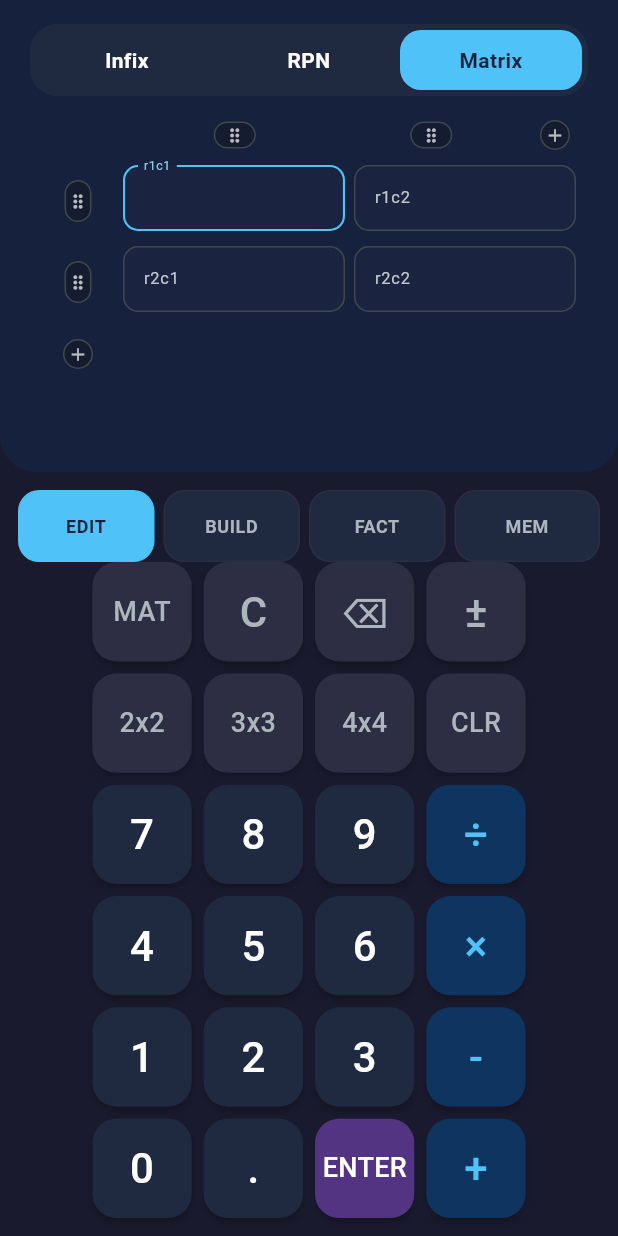
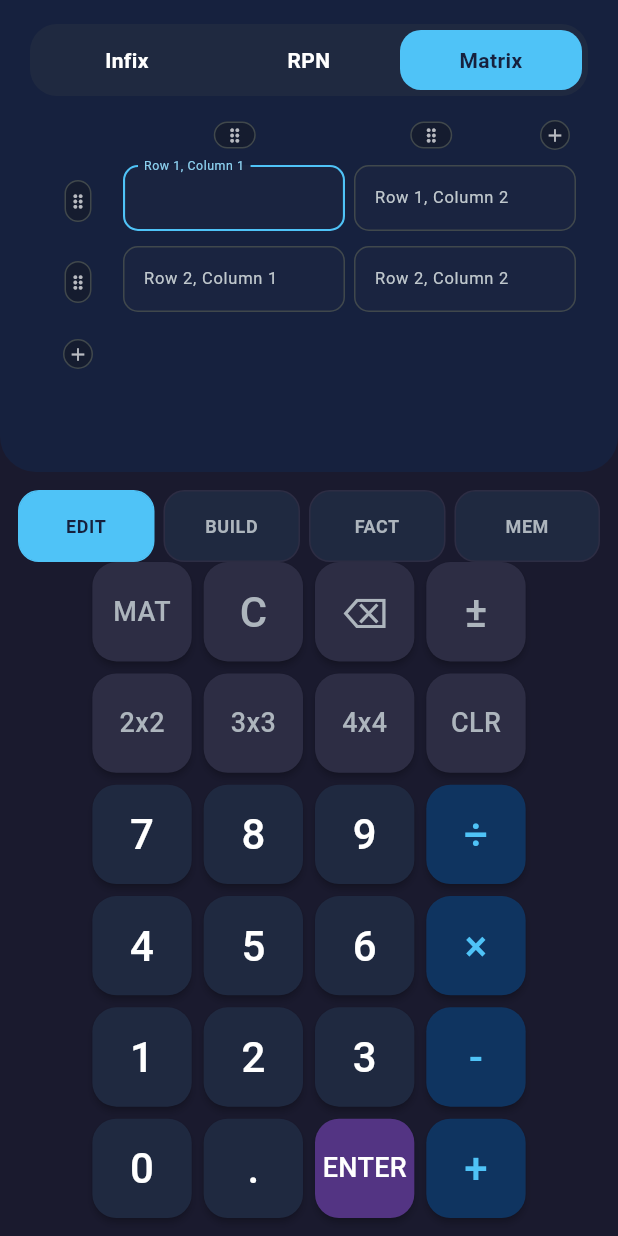
Before and after one commit to ccisnedev/calculatrix, a Flutter app: the screen it shows after launch, after a tap on "RPN", after a tap on "Matrix", on a phone screen of 412 x 824 dp. Run offline on Flutter 3.47's test engine with Material 3 defaults, Android fonts, the phone set to English and light mode, and no system bars.

Commit message:
v0.5.1: accessibility audit and semantic corrections
- Add excludeSemantics to all keypad buttons preventing double-announcement
- Add excludeSemantics to mode buttons (Infix/RPN/Matrix)
- Add descriptive semantic labels to all function buttons (RREF, DIAG, COF,
  ADJ, TR, RANK, NORM, SNORM, DOT, CROSS)
- Add descriptive labels to deck selector tabs via _deckDescription()
- Add tooltips to matrix editor row/column drag handles and add buttons
- Expand matrix cell labels from 'r1c1' to 'Row 1, Column 1'
- Wrap RPN X0 register in descriptive Semantics container
- Add liveRegion to expression, display value, and RPN entry register
- Add accessibility_semantics_test.dart (8 tests)
- 138 widget tests passing, 38 integration tests passing, zero analysis issues

```diff
--- a/code/app/lib/modules/calc/view.dart
+++ b/code/app/lib/modules/calc/view.dart
@@ -338,6 +338,7 @@ class _CalculatorViewState extends State<CalculatorView> {
       crossAxisAlignment: CrossAxisAlignment.end,
       children: [
         Semantics(
+          liveRegion: true,
           label: 'Expression: ${_controller.expression}',
           child: SingleChildScrollView(
             scrollDirection: Axis.horizontal,
@@ -423,21 +424,28 @@ class _CalculatorViewState extends State<CalculatorView> {
   }
 
   Widget _buildPrimaryRpnStackCard() {
-    return Column(
+    return Semantics(
+      container: true,
+      liveRegion: true,
+      label: 'Entry register X0',
+      child: Column(
         mainAxisSize: MainAxisSize.min,
         crossAxisAlignment: CrossAxisAlignment.stretch,
         children: [
-        const Text(
+          ExcludeSemantics(
+            child: Text(
               'X0',
-          style: TextStyle(
+              style: const TextStyle(
                 color: Color(0xFF4FC3F7),
                 fontWeight: FontWeight.w700,
                 fontFamily: 'monospace',
               ),
             ),
+          ),
           const SizedBox(height: 8),
           _buildDisplayValue(fontSize: 28),
         ],
+      ),
     );
   }
 
@@ -488,6 +496,7 @@ class _CalculatorViewState extends State<CalculatorView> {
       return Align(
         alignment: Alignment.centerRight,
         child: Semantics(
+          liveRegion: true,
           label: 'Display: ${_controller.display}',
           child: SingleChildScrollView(
             scrollDirection: Axis.horizontal,
@@ -520,6 +529,7 @@ class _CalculatorViewState extends State<CalculatorView> {
         return Align(
           alignment: Alignment.centerRight,
           child: Semantics(
+            liveRegion: true,
             label:
                 'Display: $semanticValue. Matrix ${matrix.rowCount} by ${matrix.columnCount}',
             child: SingleChildScrollView(
@@ -608,6 +618,8 @@ class _CalculatorViewState extends State<CalculatorView> {
               child: Semantics(
                 button: true,
                 selected: decks[index].label == activeDeckLabel,
+                label: '${_deckDescription(decks[index].label)} deck',
+                excludeSemantics: true,
                 child: GestureDetector(
                   onTap: () => _selectDeck(decks[index].label),
                   child: AnimatedContainer(
@@ -697,7 +709,11 @@ class _CalculatorViewState extends State<CalculatorView> {
   Widget _buildButton(_ButtonDef btn, double keySize) {
     final colors = _getButtonColors(btn.category);
     final semanticName = _semanticLabel(btn.label);
-    return SizedBox.square(
+    return Semantics(
+      button: true,
+      label: semanticName,
+      excludeSemantics: true,
+      child: SizedBox.square(
         dimension: keySize,
         child: Tooltip(
           message: semanticName,
@@ -724,6 +740,7 @@ class _CalculatorViewState extends State<CalculatorView> {
             ),
           ),
         ),
+      ),
     );
   }
 
@@ -808,6 +825,7 @@ class _CalculatorViewState extends State<CalculatorView> {
       label: '$label mode',
       button: true,
       selected: selected,
+      excludeSemantics: true,
       child: GestureDetector(
         onTap: () => _activateMode(mode),
         child: AnimatedContainer(
@@ -1035,8 +1053,18 @@ class _CalculatorViewState extends State<CalculatorView> {
       'INV' => 'Invert top matrix',
       'DET' => 'Determinant of top matrix',
       'EIG' => 'Eigenvalues of top matrix',
+      'DIAG' => 'Diagonalize top matrix',
       'LU' => 'LU decomposition of top matrix',
       'QR' => 'QR decomposition of top matrix',
+      'RREF' => 'Reduced Row Echelon Form',
+      'SNORM' => 'Spectral norm of top matrix',
+      'TR' => 'Trace of top matrix',
+      'RANK' => 'Rank of top matrix',
+      'NORM' => 'Frobenius norm of top matrix',
+      'COF' => 'Cofactor matrix of top matrix',
+      'ADJ' => 'Adjugate of top matrix',
+      'DOT' => 'Dot product of top two vectors',
+      'CROSS' => 'Cross product of top two vectors',
       'NEG' => 'Negate top matrix',
       'ZEROS' => 'Fill zeros like top matrix',
       'ONES' => 'Fill ones like top matrix',
@@ -1055,6 +1083,21 @@ class _CalculatorViewState extends State<CalculatorView> {
       'MR' => 'Memory recall',
       'M+' => 'Memory add',
       'M-' => 'Memory subtract',
+      _ => label,
+    };
+  }
+
+  String _deckDescription(String label) {
+    return switch (label) {
+      'MAIN' => 'Main functions',
+      'MEM' => 'Memory operations',
+      'STACK' => 'Stack operations',
+      'MATRIX' => 'Matrix operations',
+      'FACT' => 'Factorizations',
+      'PROP' => 'Properties',
+      'VEC' => 'Vector operations',
+      'EDIT' => 'Edit matrix',
+      'BUILD' => 'Build matrix',
       _ => label,
     };
   }
@@ -1557,6 +1600,7 @@ class _MatrixEditorDialogState extends State<_MatrixEditorDialog> {
               height: _matrixRowHandleHeight,
               child: IconButton(
                 key: ValueKey<String>('matrix-row-tab-$row'),
+                tooltip: 'Row ${row + 1}, drag to reorder',
                 padding: EdgeInsets.zero,
                 constraints: const BoxConstraints.expand(),
                 style: IconButton.styleFrom(
@@ -1603,6 +1647,7 @@ class _MatrixEditorDialogState extends State<_MatrixEditorDialog> {
               height: _matrixColumnHandleHeight,
               child: IconButton(
                 key: ValueKey<String>('matrix-column-tab-$column'),
+                tooltip: 'Column ${column + 1}, drag to reorder',
                 padding: EdgeInsets.zero,
                 constraints: const BoxConstraints.expand(),
                 style: IconButton.styleFrom(
@@ -1664,7 +1709,7 @@ class _MatrixEditorDialogState extends State<_MatrixEditorDialog> {
           borderRadius: BorderRadius.all(Radius.circular(10)),
           borderSide: BorderSide(color: Color(0xFF4FC3F7), width: 1.4),
         ),
-        labelText: 'r${row + 1}c${column + 1}',
+        labelText: 'Row ${row + 1}, Column ${column + 1}',
         labelStyle: const TextStyle(fontSize: 11),
       ),
       onTap: () {
@@ -1721,6 +1766,7 @@ class _MatrixEditorDialogState extends State<_MatrixEditorDialog> {
       height: _matrixCellHeight,
       child: IconButton(
           key: const ValueKey<String>('matrix-add-row-placeholder'),
+          tooltip: 'Add row',
           onPressed: _appendRow,
           padding: EdgeInsets.zero,
           constraints: const BoxConstraints.expand(),
@@ -1739,6 +1785,7 @@ class _MatrixEditorDialogState extends State<_MatrixEditorDialog> {
       height: _matrixColumnHeaderHeight,
       child: IconButton(
           key: const ValueKey<String>('matrix-add-column-placeholder'),
+          tooltip: 'Add column',
           onPressed: _appendColumn,
           padding: EdgeInsets.zero,
           constraints: const BoxConstraints.expand(),
--- a/code/app/pubspec.yaml
+++ b/code/app/pubspec.yaml
@@ -1,7 +1,7 @@
 name: calculatrix_app
 description: "RPN Matrix calculator app"
 publish_to: 'none'
-version: 0.5.0+17
+version: 0.5.1+18
 
 environment:
   sdk: ^3.11.5
--- a/code/cli/pubspec.yaml
+++ b/code/cli/pubspec.yaml
@@ -1,6 +1,6 @@
 name: calculatrix_cli
 description: Command-line interface for Calculatrix.
-version: 0.5.0
+version: 0.5.1
 publish_to: 'none'
 
 environment:
--- a/code/core/pubspec.yaml
+++ b/code/core/pubspec.yaml
@@ -1,7 +1,7 @@
 name: calculatrix
 description: >
   Matrix-first and RPN-first computation engine for calculators built with pure Dart.
-version: 0.5.0
+version: 0.5.1
 
 repository: https://github.com/ccisnedev/calculatrix
 homepage: https://github.com/ccisnedev/calculatrix
```
Also changed, not shown: 3 other files. Lines whose indentation alone changed are shown as unchanged.
